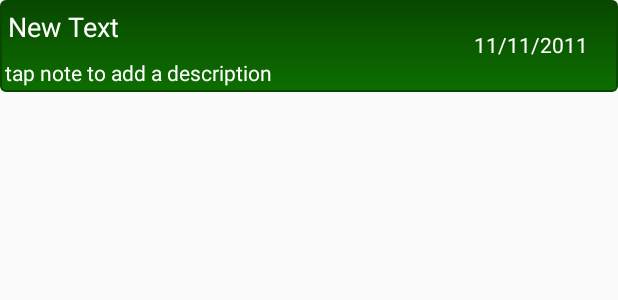
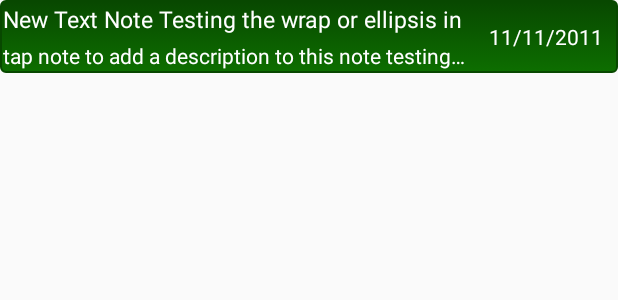
Before and after one commit to prestongarno/ToDoApp, an Android app: the layout list_view_item_layout.xml on its own in the app's theme, with its tools: preview values and no code run, on a phone screen of 412 x 824 dp. Shown: the top 300 px of the screen. Run offline under Robolectric (Android 15) with nearby library versions, the phone set to English and light mode, and no system bars.

```diff
--- a/app/src/main/java/com/example/prest/simpletodo/note.java
+++ b/app/src/main/java/com/example/prest/simpletodo/note.java
@@ -75,7 +75,7 @@ public class note implements Parcelable {
 
     @Override
     public String toString() {
-        return title + "$" + description + "$" + date.toString();
+        return title + "&-#-#-#-&" + description + "&-#-#-#-&" + date.toString();
     }
 
     public static final Creator<note> CREATOR = new Creator<note>() {
--- a/app/src/main/res/layout/activity_main.xml
+++ b/app/src/main/res/layout/activity_main.xml
@@ -25,7 +25,7 @@
         android:id="@+id/swipe_refresh"
         android:layout_below="@+id/toolbar"
         android:layout_above="@+id/btnAddItem"
-        android:background="@color/colorPrimaryDark"
+        android:background="@android:color/transparent"
         android:layout_alignParentStart="true">
 
         <ListView
--- a/app/src/main/res/layout/list_view_item_layout.xml
+++ b/app/src/main/res/layout/list_view_item_layout.xml
@@ -7,31 +7,42 @@
     android:id="@+id/list_view_item_layout"
     android:background="@drawable/drawable_additem"
     android:orientation="horizontal"
-    android:gravity="start">
+    android:gravity="fill_horizontal|top">
 
     <LinearLayout
         android:layout_width="wrap_content"
         android:layout_height="wrap_content"
         android:orientation="vertical"
-        android:layout_alignParentStart="true">
-
+        android:gravity="start"
+        android:layout_alignParentTop="true"
+        android:layout_alignParentLeft="true"
+        android:layout_alignParentBottom="false"
+        android:id="@+id/left_side"
+        android:layout_toLeftOf="@+id/right_side"
+        android:layout_alignParentRight="false">
         <TextView
-            android:layout_width="wrap_content"
+            android:layout_width="match_parent"
             android:layout_height="wrap_content"
-            android:text="New Text"
+            android:text="New Text Note Testing the wrap or ellipsis in"
             android:id="@+id/textView_note_title"
             android:textSize="@dimen/regular_display_text_size"
-            android:padding="5dp"
+            android:padding="2dp"
             android:textColor="@color/textColor"
+            android:scrollHorizontally="true"
+            android:maxLines="2"
+            android:ellipsize="end"
             />
 
         <TextView
             android:id="@+id/note_description"
-            android:layout_width="wrap_content"
+            android:layout_width="match_parent"
             android:layout_height="wrap_content"
             android:text="@string/tap_to_add_a_description"
-            android:padding="3dp"
+            android:padding="2dp"
             android:textColor="@color/textColor"
+            android:scrollHorizontally="true"
+            android:singleLine="true"
+            android:ellipsize="end"
             />
 
     </LinearLayout>
@@ -39,29 +50,33 @@
     <LinearLayout
         android:layout_width="wrap_content"
         android:layout_height="wrap_content"
-        android:layout_alignParentEnd="true">
+        android:id="@+id/right_side"
+        android:layout_alignParentTop="true"
+        android:layout_alignParentBottom="false"
+        android:layout_alignParentEnd="true"
+        android:layout_alignParentRight="true"
+        android:gravity="center_vertical"
+        android:layout_alignBottom="@+id/left_side">
 
         <TextView
             android:layout_width="wrap_content"
             android:layout_height="wrap_content"
             android:text="11/11/2011"
-            android:padding="20dp"
+            android:padding="10dp"
             android:gravity="center"
             android:id="@+id/date"
-            android:textColor="@color/textColor"
-            />
+            android:textColor="@color/textColor" />
 
         <CheckBox
             android:id="@+id/selector"
             android:layout_width="wrap_content"
             android:layout_height="wrap_content"
-            android:padding="10dp"
+            android:padding="5dp"
             android:scaleX="1.5"
             android:scaleY="1.5"
             android:onClick="onSelectNote"
             android:tag="toSelectNote"
             android:visibility="gone"
             />
-
     </LinearLayout>
 </RelativeLayout>
--- a/app/src/main/res/values/dimens.xml
+++ b/app/src/main/res/values/dimens.xml
@@ -3,6 +3,6 @@
     <dimen name="activity_horizontal_margin">16dp</dimen>
     <dimen name="activity_vertical_margin">16dp</dimen>
 
-    <dimen name="regular_display_text_size">18sp</dimen>
-    <dimen name="small_text_size">13sp</dimen>
+    <dimen name="regular_display_text_size">15sp</dimen>
+    <dimen name="small_text_size">11sp</dimen>
 </resources>
--- a/app/src/main/res/values/strings.xml
+++ b/app/src/main/res/values/strings.xml
@@ -1,5 +1,5 @@
 <resources>
     <string name="app_name">To Do List</string>
     <string name="darkToolbarTheme">darkToolbarTheme</string>
-    <string name="tap_to_add_a_description">tap note to add a description</string>
+    <string name="tap_to_add_a_description">tap note to add a description to this note testing ellipsis etc</string>
 </resources>
```
Also changed, not shown: app/src/main/java/com/example/prest/simpletodo/MainActivity.java (+106 -27 lines), app/src/main/java/com/example/prest/simpletodo/Util.java (+9 -0 lines), app/src/main/res/menu/main_menu.xml (+13 -3 lines), app/src/main/res/mipmap-hdpi/ic_action_action_delete.png (added), app/src/main/res/mipmap-mdpi/ic_action_action_delete.png (added), app/src/main/res/mipmap-xhdpi/ic_action_action_delete.png (added), app/src/main/res/mipmap-xxhdpi/ic_action_action_delete.png (added), app/src/main/res/mipmap-xxxhdpi/ic_action_action_delete.png (added).
